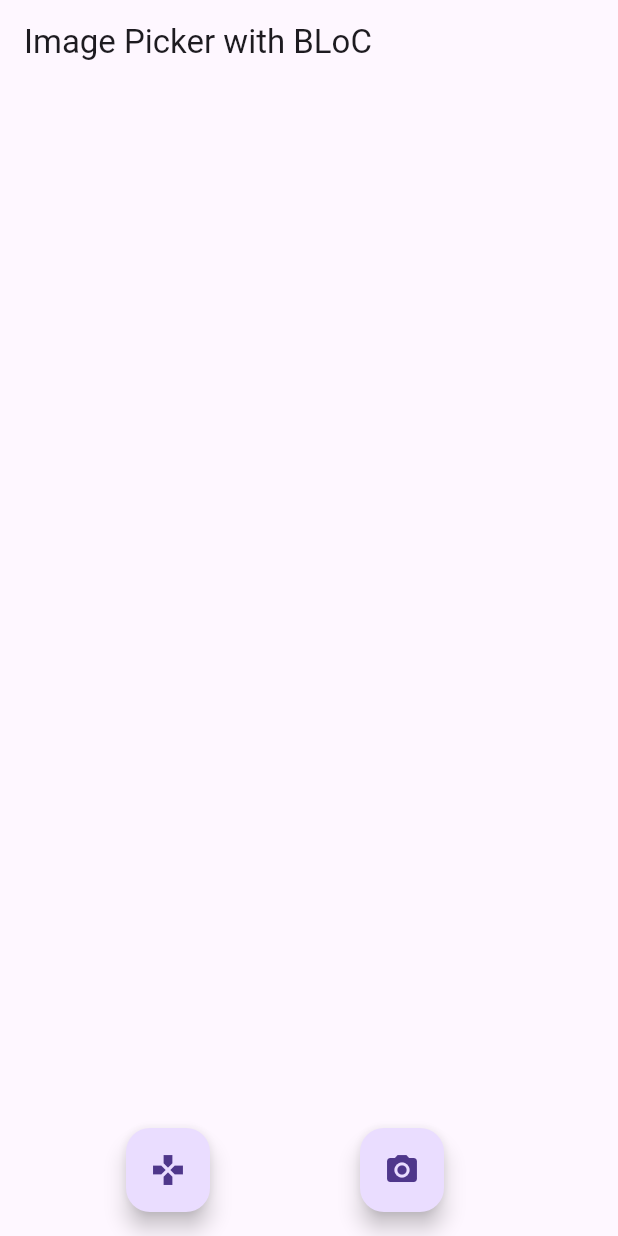
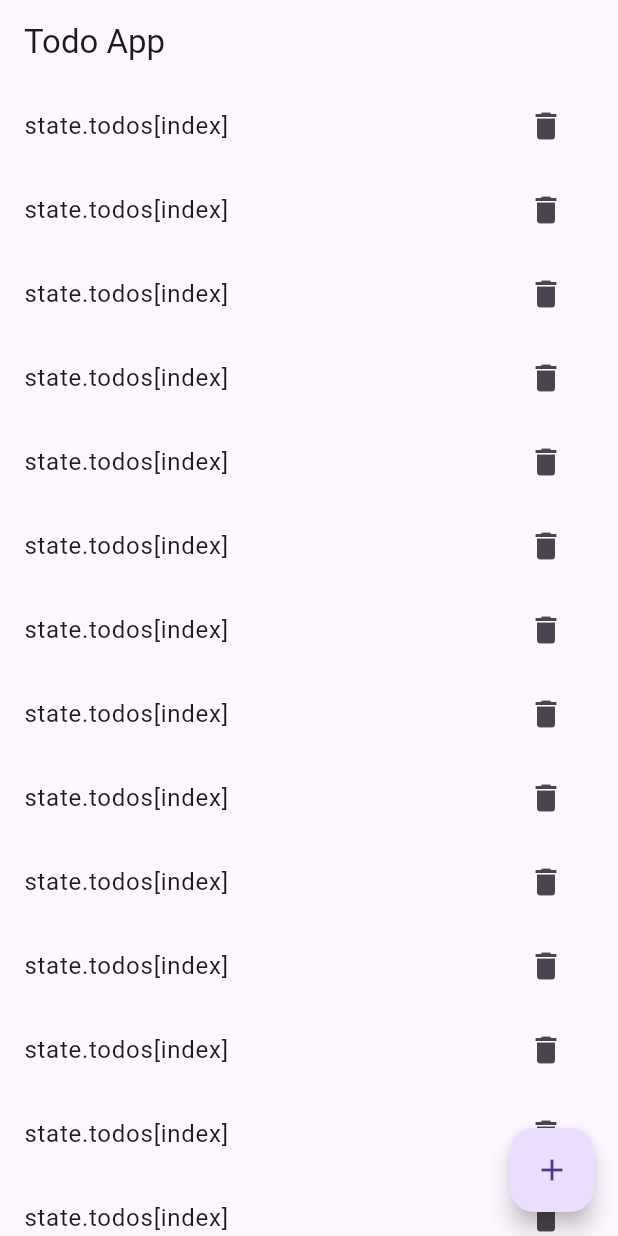
Before and after one commit to anasmufti97/bloc-pattern, a Flutter app: the screen it shows after launch, on a phone screen of 412 x 824 dp. Run offline on Flutter 3.47's test engine with Material 3 defaults, Android fonts, the phone set to English and light mode, and no system bars; our stand-ins replace bloc, equatable, flutter_bloc, image_picker.

Commit message:
todo screen made

```diff
--- a/lib/ToDoList/to_do_list_screen.dart
+++ b/lib/ToDoList/to_do_list_screen.dart
@@ -0,0 +1,33 @@
+import 'package:flutter/material.dart';
+
+class ToDoScreen extends StatelessWidget {
+  const ToDoScreen({Key? key}) : super(key: key);
+
+  @override
+  Widget build(BuildContext context) {
+    return Scaffold(
+      appBar: AppBar(
+        title: const Text('Todo App'),
+      ),
+      body: ListView.builder(
+        itemBuilder: (context, index) {
+          return ListTile(
+            title: Text("state.todos[index]"),
+            trailing: IconButton(
+              icon: const Icon(Icons.delete),
+              onPressed: () {
+              },
+            ),
+          );
+        },
+      ),
+      floatingActionButton: FloatingActionButton(
+        onPressed: ()  {
+          for(int i = 0 ; i < 10 ; i++ ){
+          }
+        },
+        child: const Icon(Icons.add),
+      ),
+    );
+  }
+}
--- a/lib/main.dart
+++ b/lib/main.dart
@@ -1,3 +1,4 @@
+import 'package:block_pattern_flutter_app/ToDoList/to_do_list_screen.dart';
 import 'package:block_pattern_flutter_app/imagePicker/imagePicker_bloc.dart';
 import 'package:block_pattern_flutter_app/imagePicker/imagePicker_screen.dart';
 import 'package:block_pattern_flutter_app/switch/switch_bloc.dart';
@@ -23,7 +24,7 @@ class MyApp extends StatelessWidget {
       ],
       child: MaterialApp(
         debugShowCheckedModeBanner: false,
-        home: ImagePickerScreen(),
+        home: ToDoScreen(),
         // home: SwitchWidget(),
         // home: CounterScreen(),
       ),
```
